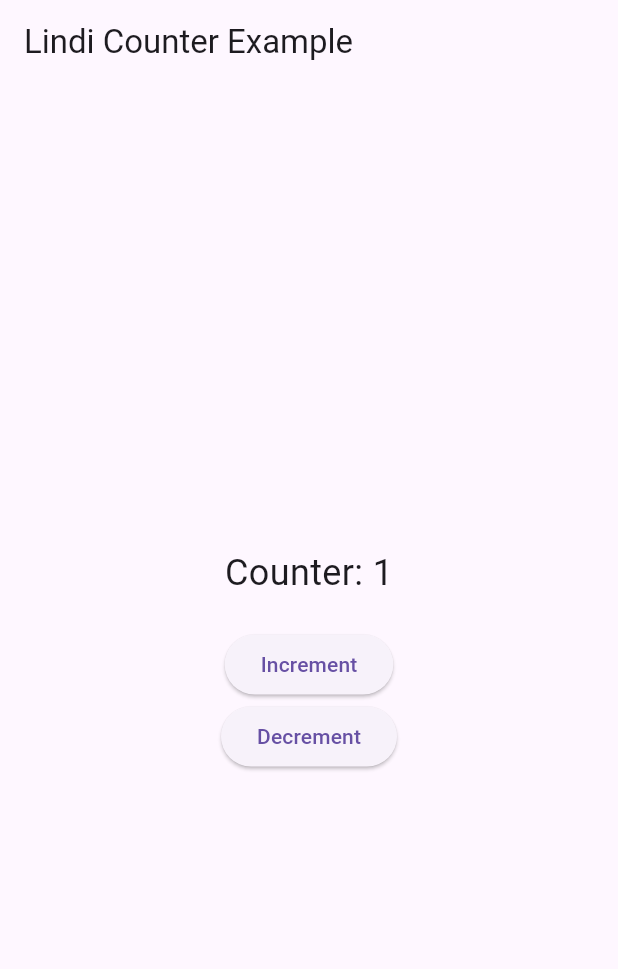
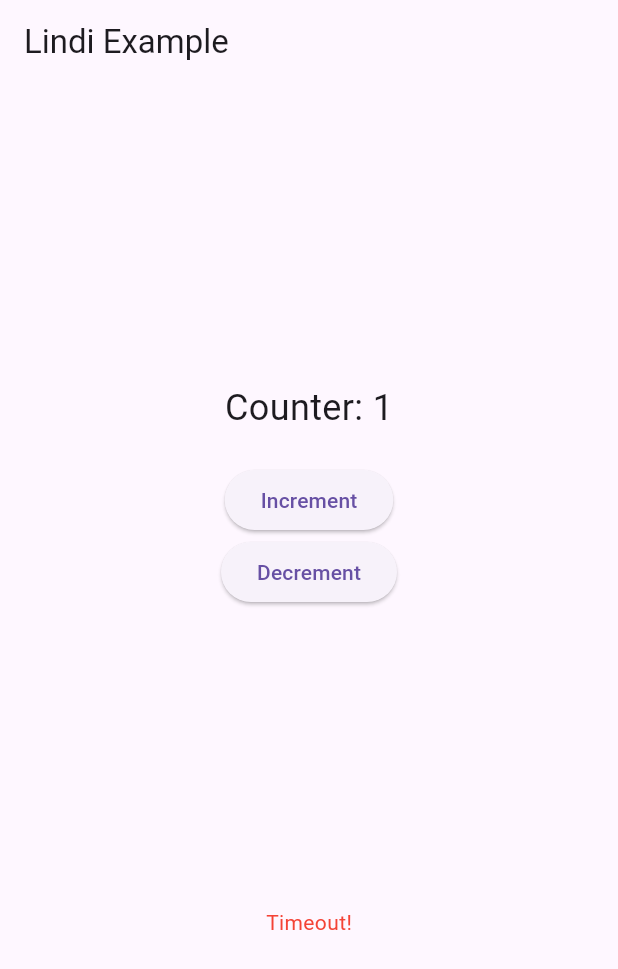
Before and after one commit to majlindavdylaj/lindi, a Flutter app: the screen it shows after launch, after a tap on "Increment", on a phone screen of 412 x 824 dp. Shown: the top 969 px of the screen. Run offline on Flutter 3.47's test engine with Material 3 defaults, Android fonts, the phone set to English and light mode, and no system bars.

Commit message:
version 0.1.0

```diff
--- a/example/lib/main.dart
+++ b/example/lib/main.dart
@@ -2,8 +2,9 @@ import 'package:flutter/material.dart';
 import 'package:lindi/lindi.dart';
 
 void main() {
-  // Register the CounterLindiViewModel globally
+  // Register the LindiViewModels globally
   LindiInjector.register(CounterLindiViewModel());
+  LindiInjector.register(ApiLindiViewModel()..fetchData());
   runApp(const MyApp());
 }
 
@@ -36,28 +37,54 @@ class CounterLindiViewModel extends LindiViewModel {
   }
 }
 
+/// A ViewModel for handling API calls using the Lindi.
+///
+/// This class extends `LindiViewModel<String, String>`, meaning it manages:
+/// - **Data (`String`)**: The fetched API response.
+/// - **Error (`String`)**: Error messages related to the API request.
+class ApiLindiViewModel extends LindiViewModel<String, String> {
+  void fetchData() async {
+    setLoading();
+    try {
+      await Future.delayed(Duration(seconds: 4));
+      setData('Fetched');
+    } catch (e) {
+      setError('Something went wrong!');
+    } finally {
+      Future.delayed(Duration(seconds: 4)).then((e) {
+        setError('Timeout!');
+      });
+    }
+  }
+}
+
 // Counter Screen
 class CounterScreen extends StatelessWidget {
   const CounterScreen({super.key});
 
   @override
   Widget build(BuildContext context) {
-    // Retrieve the CounterLindiViewModel from the injector
+    // Retrieve LindiViewModels from the injector
     final counterViewModel = LindiInjector.get<CounterLindiViewModel>();
+    final apiViewModel = LindiInjector.get<ApiLindiViewModel>();
 
     return Scaffold(
-      appBar: AppBar(title: const Text('Lindi Counter Example')),
+      appBar: AppBar(title: const Text('Lindi Example')),
       body: Center(
-        child: LindiBuilder(
-          viewModel: counterViewModel,
-          builder: (context) {
-            return Column(
+        child: Column(
+          mainAxisAlignment: MainAxisAlignment.spaceEvenly,
+          children: [
+            Column(
               mainAxisAlignment: MainAxisAlignment.center,
               children: [
-                Text(
-                  'Counter: ${counterViewModel.counter}',
-                  style: const TextStyle(fontSize: 24),
-                ),
+                LindiBuilder(
+                    viewModel: counterViewModel,
+                    builder: (context) {
+                      return Text(
+                        'Counter: ${counterViewModel.counter}',
+                        style: const TextStyle(fontSize: 24),
+                      );
+                    }),
                 const SizedBox(height: 20),
                 ElevatedButton(
                   onPressed: counterViewModel.increment,
@@ -68,8 +95,26 @@ class CounterScreen extends StatelessWidget {
                   child: const Text('Decrement'),
                 ),
               ],
-            );
-          },
+            ),
+            LindiBuilder(
+              viewModel: apiViewModel,
+              builder: (context) {
+                if (apiViewModel.isLoading) {
+                  return CircularProgressIndicator();
+                }
+                if (apiViewModel.hasError) {
+                  return Text(
+                    apiViewModel.error!,
+                    style: TextStyle(color: Colors.red),
+                  );
+                }
+                return Text(
+                  apiViewModel.data!,
+                  style: TextStyle(color: Colors.green),
+                );
+              },
+            ),
+          ],
         ),
       ),
     );
--- a/lib/src/core/lindi_view_model.dart
+++ b/lib/src/core/lindi_view_model.dart
@@ -1,7 +1,17 @@
 typedef Listener = void Function();
 
-class LindiViewModel {
+class LindiViewModel<D, E> {
   final List<Listener> _listeners = [];
+
+  D? _data;
+  bool _isLoading = false;
+  E? _error;
+
+  /// Getters
+  D? get data => _data;
+  bool get isLoading => _isLoading;
+  bool get hasError => _error != null;
+  E? get error => _error;
 
   /// Add a listener
   void addListener(Listener listener) {
@@ -19,4 +29,26 @@ class LindiViewModel {
       listener();
     }
   }
+
+  /// Set loading state
+  void setLoading() {
+    _isLoading = true;
+    _error = null;
+    notify();
+  }
+
+  /// Set data state
+  void setData(D data) {
+    _data = data;
+    _isLoading = false;
+    _error = null;
+    notify();
+  }
+
+  /// Set error state
+  void setError(E error) {
+    _error = error;
+    _isLoading = false;
+    notify();
+  }
 }
--- a/pubspec.yaml
+++ b/pubspec.yaml
@@ -1,6 +1,6 @@
 name: lindi
 description: "Lindi is a lightweight and reactive state management library for Flutter that simplifies building applications with dynamic UI updates."
-version: 0.0.1
+version: 0.1.0
 homepage: https://github.com/majlindavdylaj/lindi
 repository: https://github.com/majlindavdylaj/lindi
 
```
Also changed, not shown: 3 other files.
